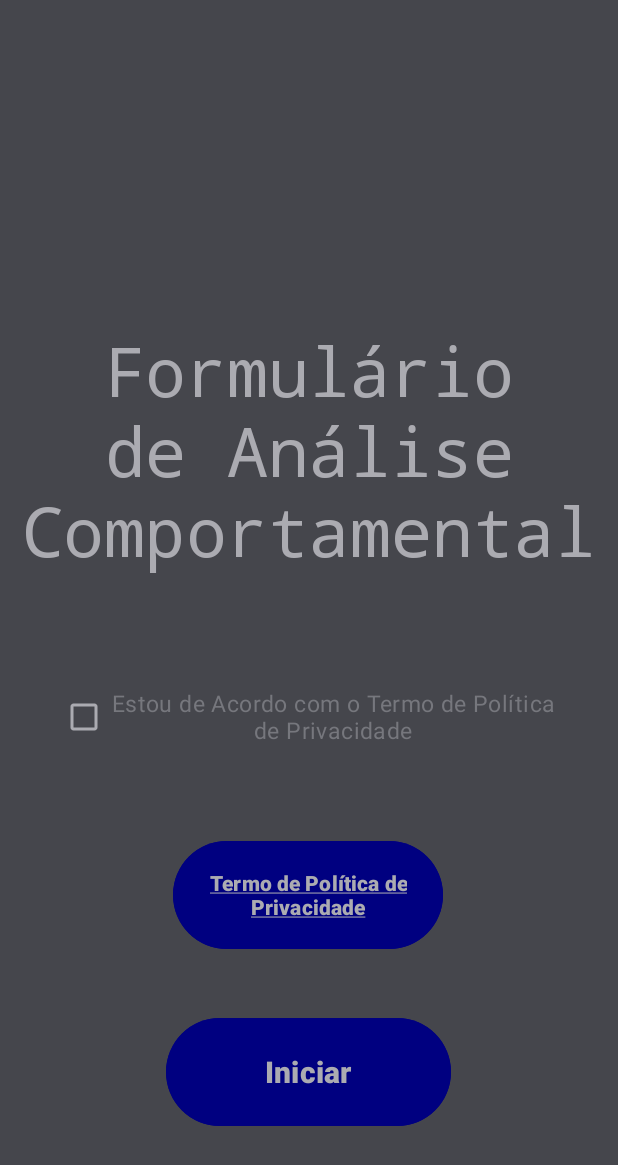
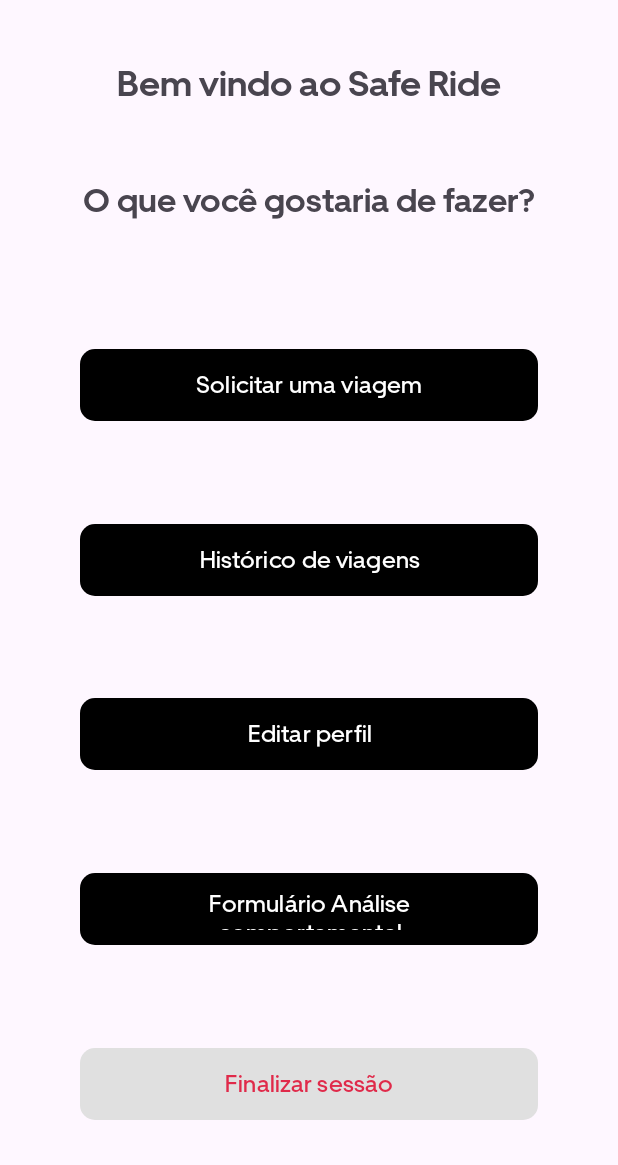
Before and after one commit to 2025-1-NCC3/Projeto2, an Android app: the Pagina4 screen opened directly, with no data from a screen before it, after a tap on "Voltar ao Início", on a phone screen of 412 x 824 dp. Shown: the top 1165 px of the screen. Run offline under Robolectric (Android 15) with nearby library versions, the phone set to English and light mode, and no system bars.

Commit message:
Aplicando menu para ligar todos os pontos + validação de email e senha cadastrados na classe Usuario

```diff
--- a/app/build.gradle
+++ b/app/build.gradle
@@ -37,4 +37,6 @@ dependencies {
     testImplementation libs.junit
     androidTestImplementation libs.ext.junit
     androidTestImplementation libs.espresso.core
+    implementation 'com.google.android.material:material:1.6.0'
+    implementation 'androidx.viewpager2:viewpager2:1.0.0'
 }
--- /dev/null
+++ b/app/src/main/java/br/fecapccp/saferide/Menu.java
@@ -0,0 +1,77 @@
+package br.fecapccp.saferide;
+
+import android.content.Intent;
+import android.os.Bundle;
+import android.view.View;
+import android.widget.Button;
+
+import androidx.activity.EdgeToEdge;
+import androidx.appcompat.app.AppCompatActivity;
+import androidx.core.graphics.Insets;
+import androidx.core.view.ViewCompat;
+import androidx.core.view.WindowInsetsCompat;
+
+public class Menu extends AppCompatActivity {
+
+    private Button rideButton, historyButton, profileButton, formButton, logoutButton;
+    private Usuario usuarioLogado;
+
+    @Override
+    protected void onCreate(Bundle savedInstanceState) {
+        super.onCreate(savedInstanceState);
+        EdgeToEdge.enable(this);
+        setContentView(R.layout.menu);
+
+        ViewCompat.setOnApplyWindowInsetsListener(findViewById(R.id.main), (v, insets) -> {
+            Insets systemBars = insets.getInsets(WindowInsetsCompat.Type.systemBars());
+            v.setPadding(systemBars.left, systemBars.top, systemBars.right, systemBars.bottom);
+            return insets;
+        });
+
+        // Recupera o objeto Usuario passado pela atividade de login
+        usuarioLogado = (Usuario) getIntent().getSerializableExtra("usuario");
+
+        rideButton = findViewById(R.id.rideButton);
+        historyButton = findViewById(R.id.historyButton);
+        profileButton = findViewById(R.id.profileButton);
+        formButton = findViewById(R.id.formButton);
+
+        // Adicione o botão de logout no seu layout XML
+        logoutButton = findViewById(R.id.logoutButton);
+
+        profileButton.setOnClickListener(new View.OnClickListener() {
+            @Override
+            public void onClick(View v) {
+                Intent intent = new Intent(Menu.this, editProfile.class);
+                intent.putExtra("usuario", usuarioLogado);
+                startActivity(intent);
+            }
+        });
+
+        formButton.setOnClickListener(new View.OnClickListener() {
+            @Override
+            public void onClick(View v) {
+                Intent intent = new Intent(Menu.this, PaginaPrincipal.class);
+                startActivity(intent);
+            }
+        });
+
+        // Implementação do botão de logout
+        logoutButton.setOnClickListener(new View.OnClickListener() {
+            @Override
+            public void onClick(View v) {
+                // Limpa o usuário logado
+                usuarioLogado = null;
+
+                // Redireciona para a tela de login
+                Intent intent = new Intent(Menu.this, Login.class);
+
+                // Limpa a pilha de activities para que não seja possível voltar
+                intent.setFlags(Intent.FLAG_ACTIVITY_NEW_TASK | Intent.FLAG_ACTIVITY_CLEAR_TASK);
+
+                startActivity(intent);
+                finish(); // Finaliza a activity atual
+            }
+        });
+    }
+}
--- a/app/src/main/java/br/fecapccp/saferide/Pagina4.java
+++ b/app/src/main/java/br/fecapccp/saferide/Pagina4.java
@@ -29,7 +29,7 @@ public class Pagina4 extends AppCompatActivity {
 
     // Método para voltar à tela inicial
     public void voltarInicio(View view) {
-        Intent intent = new Intent(this, PaginaPrincipal.class);
+        Intent intent = new Intent(this, Menu.class);
         startActivity(intent);
         finish(); // Finaliza a atividade para não ficar na pilha
     }
--- a/app/src/main/res/layout/activity_pagina_principal.xml
+++ b/app/src/main/res/layout/activity_pagina_principal.xml
@@ -14,7 +14,7 @@
         android:layout_height="wrap_content"
         android:layout_marginStart="10dp"
         android:layout_marginEnd="10dp"
-        android:fontFamily="monospace"
+        android:fontFamily="@font/ubermovebold"
         android:onClick="abrirPolitica"
         android:text="@string/textTitulo"
         android:textAlignment="center"
@@ -33,6 +33,7 @@
         android:layout_height="wrap_content"
         android:layout_marginStart="40dp"
         android:layout_marginEnd="40dp"
+        android:fontFamily="@font/ubermovemedium"
         android:buttonTint="@color/cinzaClaro"
         android:checked="false"
         android:clickable="true"
@@ -53,6 +54,7 @@
         android:layout_height="80dp"
         android:backgroundTint="@color/azulMarinho"
         android:onClick="seguinte"
+        android:fontFamily="@font/ubermovemedium"
         android:text="@string/btnIniciar"
         android:textColor="@color/cinzaClaro"
         android:textSize="20sp"
@@ -71,6 +73,7 @@
         android:backgroundTint="@color/azulMarinho"
         android:onClick="abrirPolitica"
         android:text="@string/textTermoPoliticaVisualizar"
+        android:fontFamily="@font/ubermovemedium"
         android:textAlignment="center"
         android:textColor="@color/cinzaClaro"
         android:textStyle="bold"
--- /dev/null
+++ b/app/src/main/res/layout/menu.xml
@@ -0,0 +1,122 @@
+<?xml version="1.0" encoding="utf-8"?>
+<androidx.constraintlayout.widget.ConstraintLayout xmlns:android="http://schemas.android.com/apk/res/android"
+    xmlns:app="http://schemas.android.com/apk/res-auto"
+    xmlns:tools="http://schemas.android.com/tools"
+    android:id="@+id/main"
+    android:layout_width="match_parent"
+    android:layout_height="match_parent"
+    tools:context=".Menu">
+
+    <TextView
+        android:id="@+id/Welcome"
+        android:layout_width="wrap_content"
+        android:layout_height="wrap_content"
+        android:text="Bem vindo ao Safe Ride"
+        android:fontFamily="@font/ubermovebold"
+        android:textSize="24sp"
+        app:layout_constraintBottom_toBottomOf="parent"
+        app:layout_constraintEnd_toEndOf="parent"
+        app:layout_constraintHorizontal_bias="0.5"
+        app:layout_constraintStart_toStartOf="parent"
+        app:layout_constraintTop_toTopOf="parent"
+        app:layout_constraintVertical_bias="0.05" />
+
+    <TextView
+        android:id="@+id/TextQ"
+        android:layout_width="wrap_content"
+        android:layout_height="wrap_content"
+        android:text="O que você gostaria de fazer?"
+        android:fontFamily="@font/ubermovebold"
+        android:textSize="22sp"
+        app:layout_constraintBottom_toBottomOf="parent"
+        app:layout_constraintEnd_toEndOf="parent"
+        app:layout_constraintHorizontal_bias="0.5"
+        app:layout_constraintStart_toStartOf="parent"
+        app:layout_constraintTop_toTopOf="parent"
+        app:layout_constraintVertical_bias="0.15" />
+
+    <com.google.android.material.button.MaterialButton
+        android:id="@+id/rideButton"
+        android:layout_width="305dp"
+        android:layout_height="wrap_content"
+        android:background="@drawable/standardbutton"
+        android:fontFamily="@font/ubermovemedium"
+        android:textSize="16sp"
+        android:text="Solicitar uma viagem"
+        android:textColor="#FFFFFF"
+        app:backgroundTint="@null"
+        app:layout_constraintBottom_toBottomOf="parent"
+        app:layout_constraintEnd_toEndOf="parent"
+        app:layout_constraintHorizontal_bias="0.5"
+        app:layout_constraintStart_toStartOf="parent"
+        app:layout_constraintTop_toTopOf="parent"
+        app:layout_constraintVertical_bias="0.3" />
+
+    <com.google.android.material.button.MaterialButton
+        android:id="@+id/profileButton"
+        android:layout_width="305dp"
+        android:layout_height="48dp"
+        android:background="@drawable/standardbutton"
+        android:fontFamily="@font/ubermovemedium"
+        android:textSize="16sp"
+        android:text="Editar perfil"
+        android:textColor="#FFFFFF"
+        app:backgroundTint="@null"
+        app:layout_constraintBottom_toBottomOf="parent"
+        app:layout_constraintEnd_toEndOf="parent"
+        app:layout_constraintHorizontal_bias="0.5"
+        app:layout_constraintStart_toStartOf="parent"
+        app:layout_constraintTop_toTopOf="parent"
+        app:layout_constraintVertical_bias="0.6" />
+
+    <com.google.android.material.button.MaterialButton
+        android:id="@+id/historyButton"
+        android:layout_width="305dp"
+        android:layout_height="48dp"
+        android:background="@drawable/standardbutton"
+        android:fontFamily="@font/ubermovemedium"
+        android:textSize="16sp"
+        android:text="Histórico de viagens"
+        android:textColor="#FFFFFF"
+        app:backgroundTint="@null"
+        app:layout_constraintBottom_toBottomOf="parent"
+        app:layout_constraintEnd_toEndOf="parent"
+        app:layout_constraintHorizontal_bias="0.5"
+        app:layout_constraintStart_toStartOf="parent"
+        app:layout_constraintTop_toTopOf="parent"
+        app:layout_constraintVertical_bias="0.45" />
+
+    <com.google.android.material.button.MaterialButton
+        android:id="@+id/formButton"
+        android:layout_width="305dp"
+        android:layout_height="48dp"
+        android:textSize="16sp"
+        android:background="@drawable/standardbutton"
+        android:fontFamily="@font/ubermovemedium"
+        android:text="Formulário Análise comportamental"
+        android:textColor="#FFFFFF"
+        app:backgroundTint="@null"
+        app:layout_constraintBottom_toBottomOf="parent"
+        app:layout_constraintEnd_toEndOf="parent"
+        app:layout_constraintHorizontal_bias="0.5"
+        app:layout_constraintStart_toStartOf="parent"
+        app:layout_constraintTop_toTopOf="parent"
+        app:layout_constraintVertical_bias="0.75" />
+
+    <com.google.android.material.button.MaterialButton
+        android:id="@+id/logoutButton"
+        android:layout_width="305dp"
+        android:layout_height="48dp"
+        android:textSize="16sp"
+        android:background="@drawable/back_button"
+        android:fontFamily="@font/ubermovemedium"
+        android:text="Finalizar sessão"
+        android:textColor="#e02a4a"
+        app:backgroundTint="@null"
+        app:layout_constraintBottom_toBottomOf="parent"
+        app:layout_constraintEnd_toEndOf="parent"
+        app:layout_constraintHorizontal_bias="0.5"
+        app:layout_constraintStart_toStartOf="parent"
+        app:layout_constraintTop_toTopOf="parent"
+        app:layout_constraintVertical_bias="0.90" />
+</androidx.constraintlayout.widget.ConstraintLayout>
--- a/app/src/main/res/values/appValues.xml
+++ b/app/src/main/res/values/appValues.xml
@@ -38,8 +38,8 @@
     <string name="btnVoltar">Voltar ao Início</string>
 
     <!-- Botôes do Formulário -->
-    <string name="btnNext">Seguinte</string>
-    <string name="btnPrevious">Anterior</string>
+    <string name="btnNext">Próximo</string>
+    <string name="btnPrevious">Voltar</string>
     <string name="btnAnalize">Analisar</string>
 
 </resources>
```
Also changed, not shown: app/src/main/AndroidManifest.xml (+7 -0 lines), app/src/main/java/br/fecapccp/saferide/Login.java (+72 -7 lines), app/src/main/java/br/fecapccp/saferide/Password.java (+5 -2 lines), app/src/main/java/br/fecapccp/saferide/editProfile.java (+30 -2 lines), app/src/main/res/drawable/tab_selector.xml (added, +34 -0 lines), app/src/main/res/layout/activity_main.xml (+12 -12 lines), app/src/main/res/layout/activity_pagina3.xml (+12 -12 lines), app/src/main/res/drawable/rides_icon.png (added).
